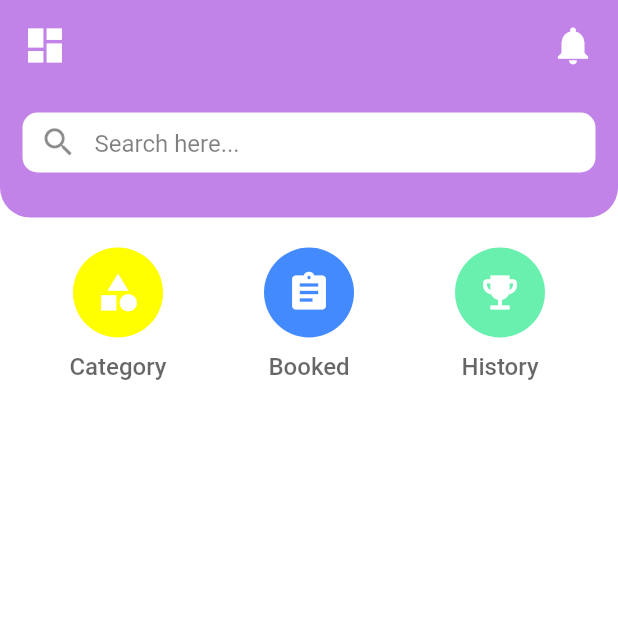
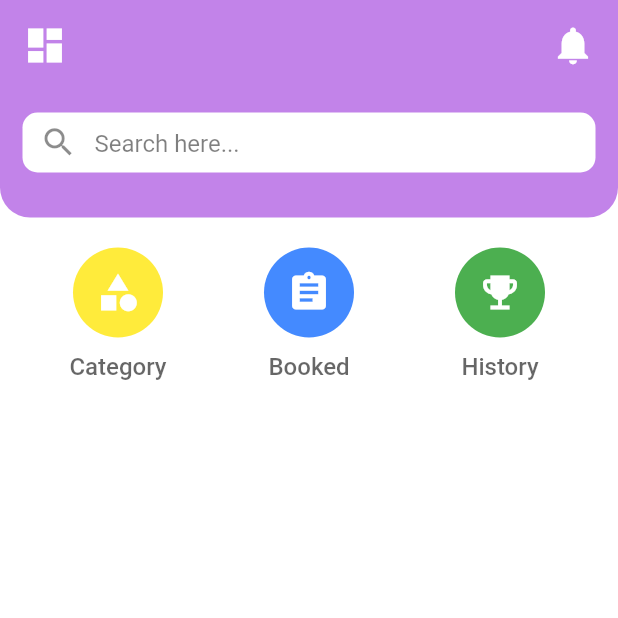
Before and after one commit to mehedi-hasan-2302/Android_App_Project_MessFinder, a Flutter app: the HomePage screen opened directly, on a phone screen of 412 x 824 dp, the top half of it. Run offline on Flutter 3.47's test engine with Material 2 defaults, Android fonts, the light colour scheme and no system bars.

```diff
--- a/lib/screens/home_screen.dart
+++ b/lib/screens/home_screen.dart
@@ -9,9 +9,9 @@ class HomePage extends StatelessWidget {
   ];
 
   List<Color> catColors = [
-    Colors.yellowAccent,
+    Colors.yellow,
     Colors.blueAccent,
-    Colors.greenAccent,
+    Colors.green,
   ];
 
   List<Icon> catIcons = [
```
